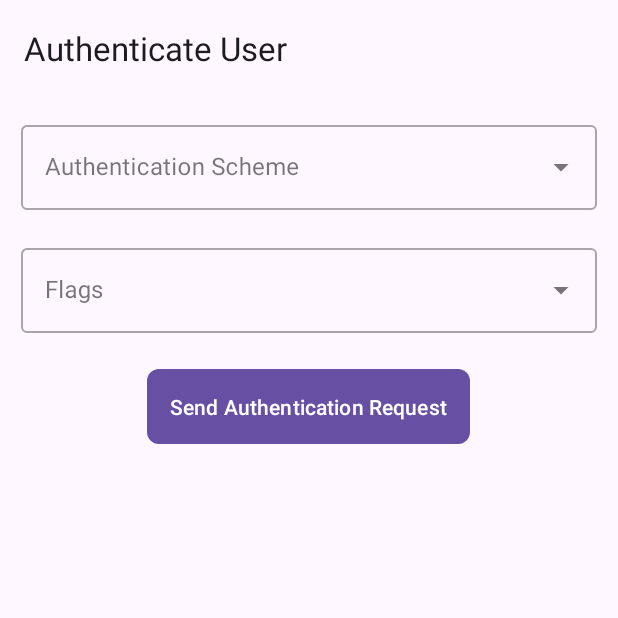
After one commit to ZebraDevs/kotlin-identity-guardian-playground, an Android app: the UserAuthenticationActivity screen opened directly, with no data from a screen before it, on a phone screen of 412 x 824 dp, the top half of it. The commit adds this screen. Run offline under Robolectric (Android 15) with nearby library versions, the phone set to English and light mode, and no system bars; libraries missing offline, so code that uses them is left out: com.symbol.emdk.

Commit message:
Add support to launch new authentication requests for users
Signed-off-by: Calin Neamtu <nilac8991@gmail.com>

```diff
--- /dev/null
+++ b/app/src/main/java/com/zebra/nilac/igplayground/UserAuthenticationActivity.kt
@@ -0,0 +1,113 @@
+package com.zebra.nilac.igplayground
+
+import android.net.Uri
+import android.os.Bundle
+import android.util.Log
+import android.widget.ArrayAdapter
+import android.widget.Toast
+import androidx.appcompat.app.AppCompatActivity
+import com.symbol.emdk.EMDKResults
+import com.zebra.nilac.emdkloader.EMDKLoader
+import com.zebra.nilac.emdkloader.ProfileLoader
+import com.zebra.nilac.emdkloader.interfaces.ProfileLoaderResultCallback
+import com.zebra.nilac.igplayground.databinding.UserAuthenticationBinding
+
+
+class UserAuthenticationActivity : AppCompatActivity() {
+
+    private lateinit var binding: UserAuthenticationBinding
+
+    private var selectedScheme = ""
+    private var selectedFlag = ""
+
+    override fun onCreate(savedInstanceState: Bundle?) {
+        super.onCreate(savedInstanceState)
+
+        binding = UserAuthenticationBinding.inflate(layoutInflater)
+        setContentView(binding.root)
+        setTitle("Authenticate User")
+
+        setSupportActionBar(binding.toolbar)
+        fillUi()
+
+        binding.sendAuthRequestBtn.setOnClickListener {
+            if (!EMDKLoader.getInstance().isManagerInit()) {
+                Toast.makeText(this, "EMDK Manager is not yet initialized!", Toast.LENGTH_LONG)
+                    .show()
+                return@setOnClickListener
+            }
+            sendAuthenticationRequest()
+        }
+    }
+
+    private fun fillUi() {
+        val authenticationSchemesAdapter: ArrayAdapter<String> = ArrayAdapter(
+            this,
+            android.R.layout.simple_dropdown_item_1line,
+            resources.getStringArray(R.array.authenticationSchemes)
+        )
+
+        binding.authenticationSchemeInput.setAdapter(authenticationSchemesAdapter)
+
+        val flagsAdapter: ArrayAdapter<String> = ArrayAdapter(
+            this,
+            android.R.layout.simple_dropdown_item_1line,
+            resources.getStringArray(R.array.flags)
+        )
+
+        binding.flagsInput.setAdapter(flagsAdapter)
+    }
+
+    private fun sendAuthenticationRequest() {
+        val bundle = Bundle().apply {
+            putString("user_verification", binding.authenticationSchemeInput.text.toString())
+            putString("launchflag", binding.flagsInput.text.toString())
+        }
+
+        val response = contentResolver.call(
+            Uri.parse(BASE_URI),
+            "lockscreenaction",
+            "startauthentication",
+            bundle
+        );
+
+        if (response == null || !response.containsKey("RESULT") || response.getString("RESULT") == "Caller is unauthorized") {
+            Log.e(TAG, "App is not having permission for this API")
+            acquirePermissionForUserSession()
+            return
+        }
+
+        Log.i(TAG, "${response.getString("RESULT")}")
+        Toast.makeText(this, "Authentication request successfully sent!", Toast.LENGTH_LONG).show()
+        finishAffinity()
+    }
+
+    private fun acquirePermissionForUserSession() {
+        Log.i(TAG, "Acquiring permission to allow authentication requests")
+        ProfileLoader().processProfile(
+            "IGStartAuth",
+            null,
+            object : ProfileLoaderResultCallback {
+                override fun onProfileLoadFailed(errorObject: EMDKResults) {
+                    //Nothing to see here..
+                }
+
+                override fun onProfileLoadFailed(message: String) {
+                    Log.e(TAG, "Failed to process profile")
+                }
+
+                override fun onProfileLoaded() {
+                    sendAuthenticationRequest()
+                }
+            })
+    }
+
+    companion object {
+        const val TAG = "UserAuthenticateActivity"
+
+        const val START_AUTHENTICATION_URI =
+            "content://com.zebra.mdna.els.provider/lockscreenaction/startauthentication"
+        const val BASE_URI =
+            "content://com.zebra.mdna.els.provider/"
+    }
+}
--- /dev/null
+++ b/app/src/main/res/layout/user_authentication.xml
@@ -0,0 +1,73 @@
+<?xml version="1.0" encoding="utf-8"?>
+<androidx.coordinatorlayout.widget.CoordinatorLayout xmlns:android="http://schemas.android.com/apk/res/android"
+    xmlns:app="http://schemas.android.com/apk/res-auto"
+    xmlns:tools="http://schemas.android.com/tools"
+    android:layout_width="match_parent"
+    android:layout_height="match_parent"
+    android:fitsSystemWindows="true"
+    tools:context=".UserAuthenticationActivity">
+
+    <com.google.android.material.appbar.AppBarLayout
+        android:layout_width="match_parent"
+        android:layout_height="wrap_content"
+        android:fitsSystemWindows="true">
+
+        <com.google.android.material.appbar.MaterialToolbar
+            android:id="@+id/toolbar"
+            android:layout_width="match_parent"
+            android:layout_height="?attr/actionBarSize" />
+
+    </com.google.android.material.appbar.AppBarLayout>
+
+    <LinearLayout
+        android:layout_width="match_parent"
+        android:layout_height="match_parent"
+        android:layout_marginTop="?actionBarSize"
+        android:orientation="vertical"
+        android:padding="14dp">
+
+        <com.google.android.material.textfield.TextInputLayout
+            android:id="@+id/authentication_scheme_input_layout"
+            style="@style/Widget.MaterialComponents.TextInputLayout.OutlinedBox.ExposedDropdownMenu"
+            android:layout_width="match_parent"
+            android:layout_height="wrap_content"
+            android:hint="Authentication Scheme"
+            app:boxBackgroundColor="@android:color/transparent">
+
+            <AutoCompleteTextView
+                android:id="@+id/authentication_scheme_input"
+                android:layout_width="match_parent"
+                android:layout_height="match_parent"
+                android:focusableInTouchMode="false" />
+        </com.google.android.material.textfield.TextInputLayout>
+
+        <com.google.android.material.textfield.TextInputLayout
+            android:id="@+id/flags_input_layout"
+            style="@style/Widget.MaterialComponents.TextInputLayout.OutlinedBox.ExposedDropdownMenu"
+            android:layout_width="match_parent"
+            android:layout_height="wrap_content"
+            android:layout_marginTop="20dp"
+            android:hint="Flags"
+            app:boxBackgroundColor="@android:color/transparent">
+
+            <AutoCompleteTextView
+                android:id="@+id/flags_input"
+                android:layout_width="match_parent"
+                android:layout_height="match_parent"
+                android:focusableInTouchMode="false" />
+        </com.google.android.material.textfield.TextInputLayout>
+
+        <com.google.android.material.button.MaterialButton
+            android:id="@+id/send_auth_request_btn"
+            android:layout_width="wrap_content"
+            android:layout_height="wrap_content"
+            android:layout_gravity="center"
+            android:layout_marginTop="20dp"
+            android:gravity="center"
+            android:padding="15dp"
+            android:text="Send Authentication Request"
+            app:cornerRadius="8dp" />
+
+    </LinearLayout>
+
+</androidx.coordinatorlayout.widget.CoordinatorLayout>
--- /dev/null
+++ b/app/src/main/res/values/arrays.xml
@@ -0,0 +1,16 @@
+<?xml version="1.0" encoding="utf-8"?>
+<resources>
+
+    <string-array name="authenticationSchemes">
+        <item>authenticationScheme1</item>
+        <item>authenticationScheme2</item>
+        <item>authenticationScheme3</item>
+        <item>authenticationScheme4</item>
+    </string-array>
+
+    <string-array name="flags">
+        <item>blocking</item>
+        <item>unblocking</item>
+    </string-array>
+
+</resources>
```
Also changed, not shown: app/src/main/AndroidManifest.xml (+6 -1 lines), app/src/main/assets/EMDKConfig.xml (+16 -0 lines), app/src/main/java/com/zebra/nilac/igplayground/MainActivity.kt (+19 -0 lines), app/src/main/res/layout/activity_main.xml (+6 -2 lines), app/src/main/res/menu/menu_main.xml (added, +11 -0 lines).
